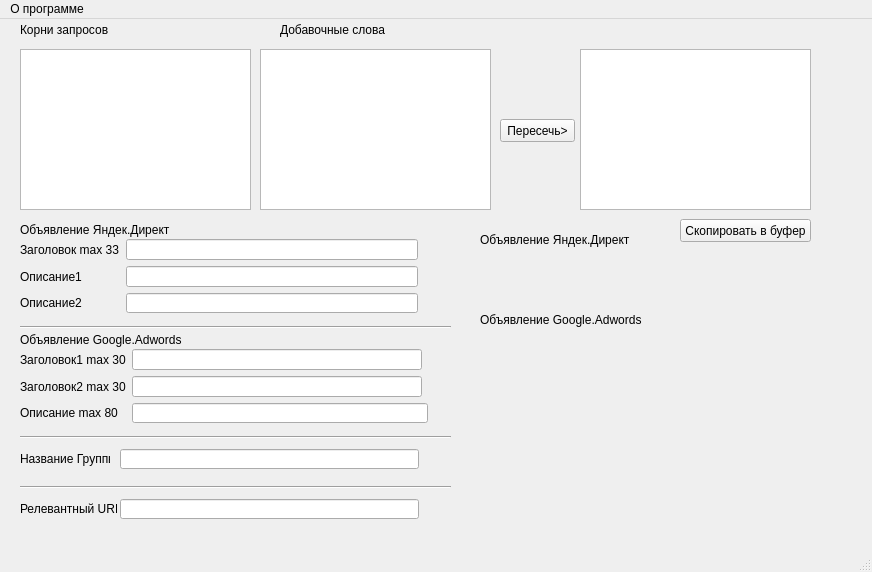
The window that kont_gen.ui (VitoZet/Kursa4) describes before a commit, drawn with Qt 5.
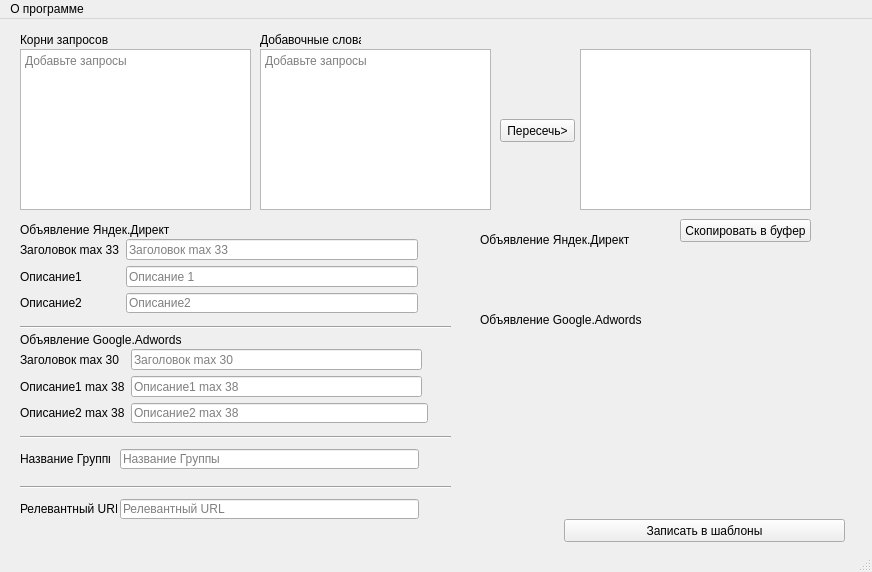
The same window after the commit.

Commit message: CSV gotovo

Diff of the .ui file:
```diff
--- a/kont_gen.ui
+++ b/kont_gen.ui
@@ -57,8 +57,8 @@
     <property name="geometry">
      <rect>
       <x>20</x>
-      <y>0</y>
-      <width>201</width>
+      <y>10</y>
+      <width>91</width>
       <height>21</height>
      </rect>
     </property>
@@ -69,9 +69,9 @@
    <widget class="QLabel" name="label_4">
     <property name="geometry">
      <rect>
-      <x>280</x>
-      <y>0</y>
-      <width>201</width>
+      <x>260</x>
+      <y>10</y>
+      <width>101</width>
       <height>21</height>
      </rect>
     </property>
@@ -179,6 +179,9 @@
        <property name="maxLength">
         <number>33</number>
        </property>
+       <property name="placeholderText">
+        <string>Заголовок max 33</string>
+       </property>
       </widget>
      </item>
      <item row="0" column="2">
@@ -200,6 +203,9 @@
        <property name="maxLength">
         <number>56</number>
        </property>
+       <property name="placeholderText">
+        <string>Описание 1</string>
+       </property>
       </widget>
      </item>
      <item row="1" column="2">
@@ -221,6 +227,9 @@
        <property name="maxLength">
         <number>75</number>
        </property>
+       <property name="placeholderText">
+        <string>Описание2</string>
+       </property>
       </widget>
      </item>
      <item row="2" column="2">
@@ -245,7 +254,7 @@
      <item row="0" column="0">
       <widget class="QLabel" name="label_14">
        <property name="text">
-        <string>Заголовок1 max 30</string>
+        <string>Заголовок max 30</string>
        </property>
       </widget>
      </item>
@@ -254,6 +263,9 @@
        <property name="maxLength">
         <number>30</number>
        </property>
+       <property name="placeholderText">
+        <string>Заголовок max 30</string>
+       </property>
       </widget>
      </item>
      <item row="0" column="2" colspan="2">
@@ -273,14 +285,17 @@
      <item row="1" column="0">
       <widget class="QLabel" name="label_11">
        <property name="text">
-        <string>Заголовок2 max 30</string>
+        <string>Описание1 max 38</string>
        </property>
       </widget>
      </item>
      <item row="1" column="1">
       <widget class="QLineEdit" name="adw_title2">
        <property name="maxLength">
-        <number>30</number>
+        <number>38</number>
+       </property>
+       <property name="placeholderText">
+        <string>Описание1 max 38</string>
        </property>
       </widget>
      </item>
@@ -294,14 +309,17 @@
      <item row="2" column="0">
       <widget class="QLabel" name="label_10">
        <property name="text">
-        <string>Описание max 80</string>
+        <string>Описание2 max 38</string>
        </property>
       </widget>
      </item>
      <item row="2" column="1" colspan="2">
       <widget class="QLineEdit" name="adw_descript">
        <property name="maxLength">
-        <number>80</number>
+        <number>38</number>
+       </property>
+       <property name="placeholderText">
+        <string>Описание2 max 38</string>
        </property>
       </widget>
      </item>
@@ -329,6 +347,9 @@
       <height>161</height>
      </rect>
     </property>
+    <property name="placeholderText">
+     <string>Добавьте запросы</string>
+    </property>
    </widget>
    <widget class="QTextEdit" name="zapros_2">
     <property name="geometry">
@@ -339,6 +360,9 @@
       <height>161</height>
      </rect>
     </property>
+    <property name="placeholderText">
+     <string>Добавьте запросы</string>
+    </property>
    </widget>
    <widget class="QTextEdit" name="result_zapros">
     <property name="geometry">
@@ -362,6 +386,9 @@
     <property name="maxLength">
      <number>30</number>
     </property>
+    <property name="placeholderText">
+     <string>Название Группы</string>
+    </property>
    </widget>
    <widget class="QLineEdit" name="url">
     <property name="geometry">
@@ -375,6 +402,9 @@
     <property name="maxLength">
      <number>30</number>
     </property>
+    <property name="placeholderText">
+     <string>Релевантный URL</string>
+    </property>
    </widget>
    <widget class="QLabel" name="label_15">
     <property name="geometry">
@@ -441,6 +471,19 @@
      <enum>Qt::Horizontal</enum>
     </property>
    </widget>
+   <widget class="QPushButton" name="test_button">
+    <property name="geometry">
+     <rect>
+      <x>564</x>
+      <y>500</y>
+      <width>281</width>
+      <height>23</height>
+     </rect>
+    </property>
+    <property name="text">
+     <string>Записать в шаблоны</string>
+    </property>
+   </widget>
    <zorder>layoutWidget</zorder>
    <zorder>layoutWidget</zorder>
    <zorder>perese4</zorder>
```
Left out of the diff: 5 changed lines with no effect on the pictures. The commit also changes 1 other file.
